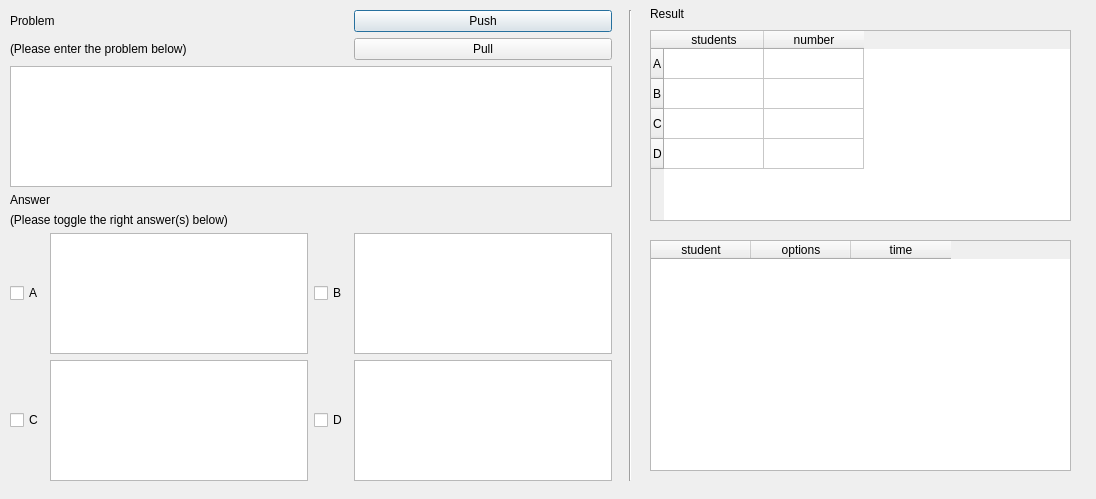
Before: the Qt Designer form THUnderClient/view/pushprobdialog.ui in Lander-Hatsune/THUnder-class, drawn with Qt 5.
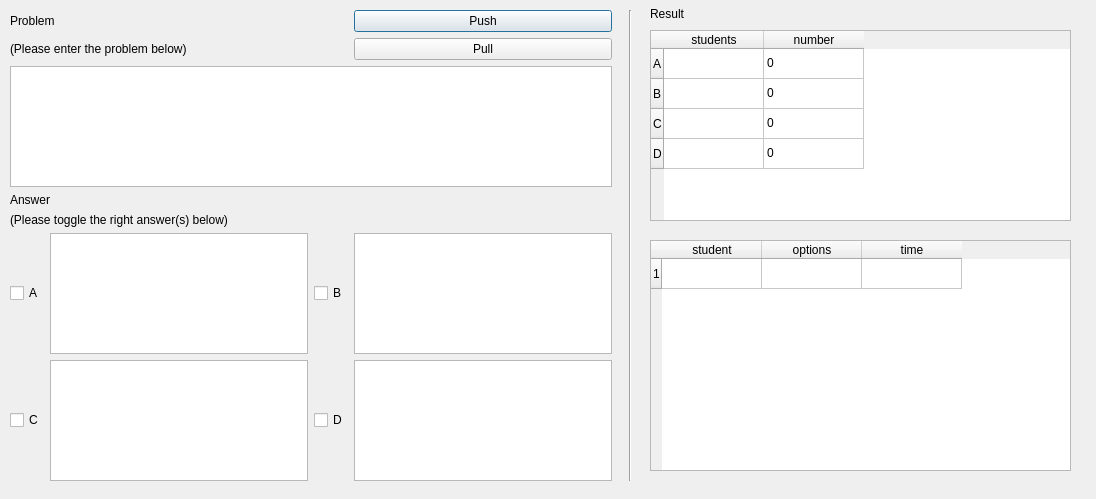
After: the same form once the commit is applied.

```diff
--- a/THUnderClient/view/pushprobdialog.ui
+++ b/THUnderClient/view/pushprobdialog.ui
@@ -65,6 +65,70 @@
      <string>number</string>
     </property>
    </column>
+   <item row="0" column="0">
+    <property name="text">
+     <string> </string>
+    </property>
+    <property name="flags">
+     <set>ItemIsSelectable|ItemIsDragEnabled|ItemIsDropEnabled|ItemIsUserCheckable|ItemIsEnabled</set>
+    </property>
+   </item>
+   <item row="0" column="1">
+    <property name="text">
+     <string>0</string>
+    </property>
+    <property name="flags">
+     <set>ItemIsSelectable|ItemIsDragEnabled|ItemIsDropEnabled|ItemIsUserCheckable|ItemIsEnabled</set>
+    </property>
+   </item>
+   <item row="1" column="0">
+    <property name="text">
+     <string> </string>
+    </property>
+    <property name="flags">
+     <set>ItemIsSelectable|ItemIsDragEnabled|ItemIsDropEnabled|ItemIsUserCheckable|ItemIsEnabled</set>
+    </property>
+   </item>
+   <item row="1" column="1">
+    <property name="text">
+     <string>0</string>
+    </property>
+    <property name="flags">
+     <set>ItemIsSelectable|ItemIsDragEnabled|ItemIsDropEnabled|ItemIsUserCheckable|ItemIsEnabled</set>
+    </property>
+   </item>
+   <item row="2" column="0">
+    <property name="text">
+     <string> </string>
+    </property>
+    <property name="flags">
+     <set>ItemIsSelectable|ItemIsDragEnabled|ItemIsDropEnabled|ItemIsUserCheckable|ItemIsEnabled</set>
+    </property>
+   </item>
+   <item row="2" column="1">
+    <property name="text">
+     <string>0</string>
+    </property>
+    <property name="flags">
+     <set>ItemIsSelectable|ItemIsDragEnabled|ItemIsDropEnabled|ItemIsUserCheckable|ItemIsEnabled</set>
+    </property>
+   </item>
+   <item row="3" column="0">
+    <property name="text">
+     <string> </string>
+    </property>
+    <property name="flags">
+     <set>ItemIsSelectable|ItemIsDragEnabled|ItemIsDropEnabled|ItemIsUserCheckable|ItemIsEnabled</set>
+    </property>
+   </item>
+   <item row="3" column="1">
+    <property name="text">
+     <string>0</string>
+    </property>
+    <property name="flags">
+     <set>ItemIsSelectable|ItemIsDragEnabled|ItemIsDropEnabled|ItemIsUserCheckable|ItemIsEnabled</set>
+    </property>
+   </item>
   </widget>
   <widget class="QWidget" name="layoutWidget">
    <property name="geometry">
@@ -185,6 +249,11 @@
      <height>231</height>
     </rect>
    </property>
+   <row>
+    <property name="text">
+     <string>1</string>
+    </property>
+   </row>
    <column>
     <property name="text">
      <string>student</string>
@@ -200,6 +269,21 @@
      <string>time</string>
     </property>
    </column>
+   <item row="0" column="0">
+    <property name="flags">
+     <set>ItemIsSelectable|ItemIsDragEnabled|ItemIsDropEnabled|ItemIsUserCheckable|ItemIsEnabled</set>
+    </property>
+   </item>
+   <item row="0" column="1">
+    <property name="flags">
+     <set>ItemIsSelectable|ItemIsDragEnabled|ItemIsDropEnabled|ItemIsUserCheckable|ItemIsEnabled</set>
+    </property>
+   </item>
+   <item row="0" column="2">
+    <property name="flags">
+     <set>ItemIsSelectable|ItemIsDragEnabled|ItemIsDropEnabled|ItemIsUserCheckable|ItemIsEnabled</set>
+    </property>
+   </item>
   </widget>
  </widget>
  <resources/>
```
Left out of the diff: 2 changed lines with no effect on the pictures.
